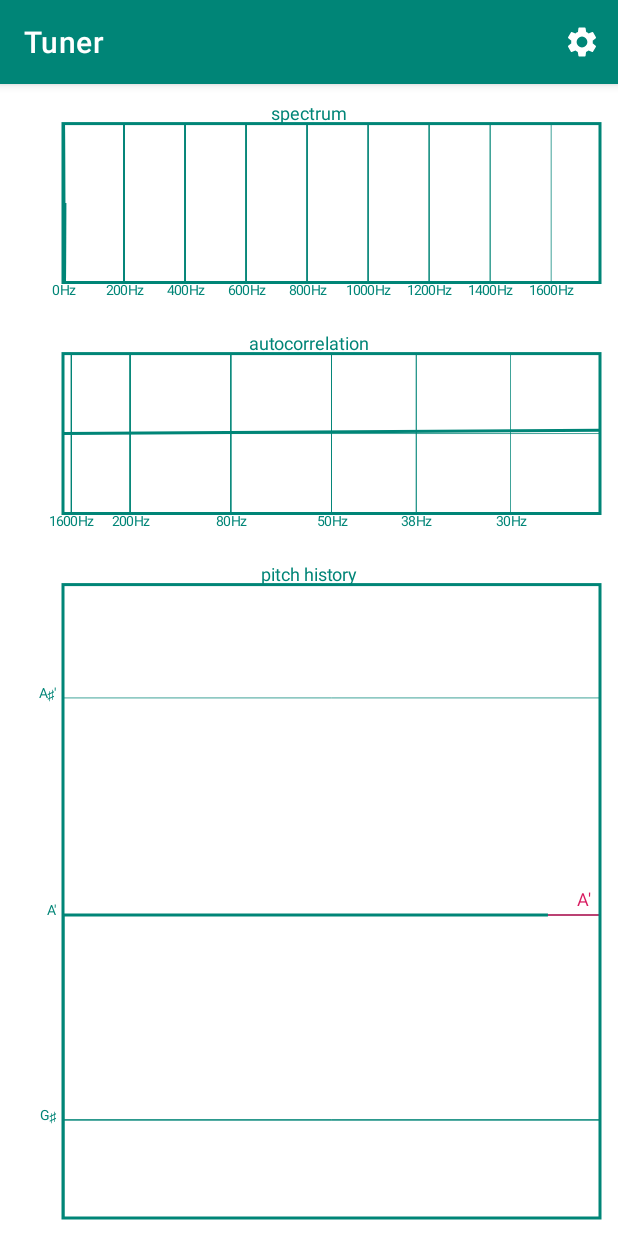
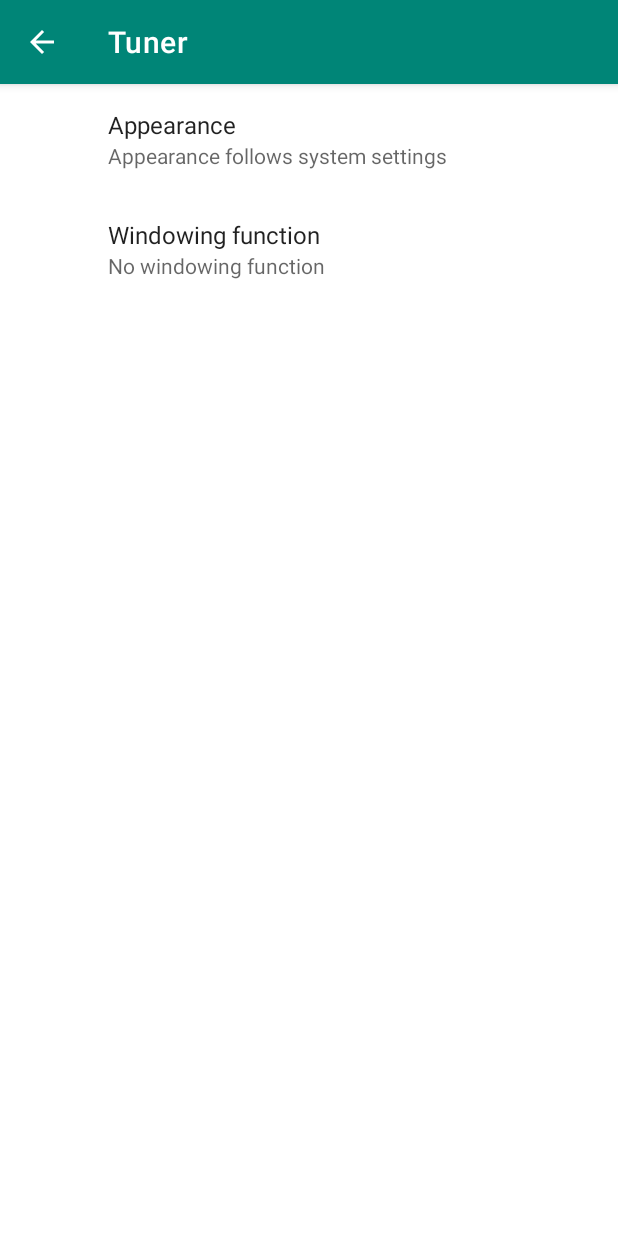
Before and after one commit to thetwom/Tuner, an Android app: the screen it shows after launch (MainActivity), after a tap on "settings", on a phone screen of 412 x 824 dp. Run offline under Robolectric (Android 15) with nearby library versions, the phone set to English and light mode, and no system bars; our stand-ins replace androidx.preference; 3 statements that could not run were skipped.

Commit message:
- Add preferences

```diff
--- a/app/build.gradle
+++ b/app/build.gradle
@@ -31,6 +31,7 @@ dependencies {
     implementation 'androidx.activity:activity:1.2.0-alpha04'
     implementation 'androidx.fragment:fragment-ktx:1.3.0-alpha04'
     implementation 'androidx.constraintlayout:constraintlayout:1.1.3'
+    implementation 'androidx.preference:preference:1.1.1'
     implementation 'com.google.android.material:material:1.2.0-alpha06'
     testImplementation 'junit:junit:4.12'
     androidTestImplementation 'androidx.test.ext:junit:1.1.1'
--- a/app/src/main/java/de/moekadu/tuner/MainActivity.kt
+++ b/app/src/main/java/de/moekadu/tuner/MainActivity.kt
@@ -24,30 +24,38 @@ import android.os.Bundle
 import android.view.Menu
 import android.view.MenuItem
 import android.widget.Toast
+import androidx.appcompat.app.AppCompatDelegate
+import androidx.fragment.app.FragmentManager
+import androidx.preference.PreferenceManager
 
 class MainActivity : AppCompatActivity() {
 
     override fun onCreate(savedInstanceState: Bundle?) {
-        super.onCreate(savedInstanceState)
-        setContentView(R.layout.activity_main)
-        setSupportActionBar(findViewById(R.id.toolbar))
+      super.onCreate(savedInstanceState)
 
-        val tunerFragment = supportFragmentManager.findFragmentById(R.id.main_content)
-        if (tunerFragment == null) {
-            val newTunerFragment = TunerFragment()
-            supportFragmentManager.beginTransaction().replace(R.id.main_content, newTunerFragment).commit()
-        }
-        else {
-            supportFragmentManager.beginTransaction().replace(R.id.main_content, tunerFragment).commit()
-        }
+      val sharedPreferences = PreferenceManager.getDefaultSharedPreferences(this)
+      val nightMode = when(sharedPreferences.getString("appearance", "auto")) {
+        "dark" -> AppCompatDelegate.MODE_NIGHT_YES
+        "light" -> AppCompatDelegate.MODE_NIGHT_NO
+        else -> AppCompatDelegate.MODE_NIGHT_FOLLOW_SYSTEM
+      }
+      AppCompatDelegate.setDefaultNightMode(nightMode)
 
-//        supportFragmentManager.addOnBackStackChangedListener {
-//
-//        }
+      setContentView(R.layout.activity_main)
+      setSupportActionBar(findViewById(R.id.toolbar))
 
+      if(savedInstanceState == null)
+        supportFragmentManager.beginTransaction().replace(R.id.main_content, TunerFragment()).commit()
 
+      setDisplayHomeButton()
+      supportFragmentManager.addOnBackStackChangedListener { setDisplayHomeButton() }
 
     }
+
+  override fun onSupportNavigateUp(): Boolean {
+    supportFragmentManager.popBackStack()
+    return super.onSupportNavigateUp()
+  }
 
     override fun onCreateOptionsMenu(menu: Menu): Boolean {
         menuInflater.inflate(R.menu.toolbar, menu)
@@ -57,7 +65,10 @@ class MainActivity : AppCompatActivity() {
     override fun onOptionsItemSelected(item: MenuItem) = when (item.itemId) {
         R.id.action_settings -> {
             // User chose the "Settings" item, show the app settings UI...
-            Toast.makeText(this, "test", Toast.LENGTH_LONG).show()
+          supportFragmentManager.beginTransaction()
+            .replace(R.id.main_content, SettingsFragment())
+                    .addToBackStack("blub")
+                    .commit();
             true
         }
         else -> {
@@ -67,4 +78,9 @@ class MainActivity : AppCompatActivity() {
         }
     }
 
+      private fun setDisplayHomeButton() {
+        val showDisplayHomeButton = supportFragmentManager.backStackEntryCount > 0
+        supportActionBar?.setDisplayHomeAsUpEnabled(showDisplayHomeButton)
+    }
+
 }
--- /dev/null
+++ b/app/src/main/java/de/moekadu/tuner/SettingsFragment.kt
@@ -0,0 +1,68 @@
+/*
+ * Copyright 2020 Michael Moessner
+ *
+ * This file is part of Tuner.
+ *
+ * Tuner is free software: you can redistribute it and/or modify
+ * it under the terms of the GNU General Public License as published by
+ * the Free Software Foundation, either version 3 of the License, or
+ * (at your option) any later version.
+ *
+ * Tuner is distributed in the hope that it will be useful,
+ * but WITHOUT ANY WARRANTY; without even the implied warranty of
+ * MERCHANTABILITY or FITNESS FOR A PARTICULAR PURPOSE.  See the
+ * GNU General Public License for more details.
+ *
+ * You should have received a copy of the GNU General Public License
+ * along with Tuner.  If not, see <http://www.gnu.org/licenses/>.
+ */
+
+package de.moekadu.tuner
+
+import android.os.Bundle
+import android.view.LayoutInflater
+import android.view.Menu
+import android.view.View
+import android.view.ViewGroup
+import androidx.preference.ListPreference
+import androidx.preference.Preference
+import androidx.preference.PreferenceFragmentCompat
+
+class SettingsFragment : PreferenceFragmentCompat() {
+
+  override fun onCreatePreferences(savedInstanceState: Bundle?, rootKey: String?) {
+    setPreferencesFromResource(R.xml.preferences, rootKey)
+    setHasOptionsMenu(true)
+  }
+
+  override fun onPrepareOptionsMenu(menu : Menu) {
+//        super.onPrepareOptionsMenu(menu)
+    menu.findItem(R.id.action_settings)?.isVisible = false
+  }
+
+  override fun onCreateView(inflater: LayoutInflater, container: ViewGroup?, savedInstanceState: Bundle?): View? {
+
+    val appearance = findPreference("appearance") as ListPreference?
+      ?: throw RuntimeException("No appearance preference")
+
+    appearance.summaryProvider =
+      Preference.SummaryProvider<ListPreference> { preference ->
+        when (preference?.value) {
+          "dark" -> getString(R.string.dark_appearance)
+          "light" -> getString(R.string.light_appearance)
+          else -> getString(R.string.system_appearance)
+        }
+      }
+
+    appearance.setOnPreferenceChangeListener { _, _ ->
+      val act = activity as MainActivity?
+      act?.recreate()
+      true
+    }
+
+    val windowingFunction = findPreference("windowing") as ListPreference?
+    windowingFunction?.summaryProvider = ListPreference.SimpleSummaryProvider.getInstance()
+
+    return super.onCreateView(inflater, container, savedInstanceState)
+  }
+}
--- a/app/src/main/java/de/moekadu/tuner/VolumeMeter.kt
+++ b/app/src/main/java/de/moekadu/tuner/VolumeMeter.kt
@@ -71,8 +71,8 @@ class VolumeMeter(context: Context, attrs: AttributeSet?, defStyleAttr: Int)
             barColor = ta.getColor(R.styleable.VolumeMeter_barColor, Color.BLACK)
             peakMarkerColor = ta.getColor(R.styleable.VolumeMeter_peakMarkerColor, Color.RED)
             peakMarkerSize = ta.getDimension(R.styleable.VolumeMeter_peakMarkerSize, 1.0f)
-            minValue = ta.getFloat(R.styleable.VolumeMeter_min, 0.0f)
-            maxValue = ta.getFloat(R.styleable.VolumeMeter_max, 1.0f)
+            minValue = ta.getFloat(R.styleable.VolumeMeter_volumeMin, 0.0f)
+            maxValue = ta.getFloat(R.styleable.VolumeMeter_volumeMax, 1.0f)
             ta.recycle()
         }
 
--- /dev/null
+++ b/app/src/main/res/values/arrays.xml
@@ -0,0 +1,26 @@
+<?xml version="1.0" encoding="utf-8"?>
+<resources>
+
+    <string-array name="appearanceList">
+        <item>"auto"</item>
+        <item>"dark"</item>
+        <item>"light"</item>
+    </string-array>
+
+    <string-array name="appearanceNames">
+        <item>@string/system_appearance_short</item>
+        <item>@string/dark_appearance_short</item>
+        <item>@string/light_appearance_short</item>
+    </string-array>
+
+    <string-array name="windowingFunctionList">
+        <item>"no_window"</item>
+        <item>"window_hamming"</item>
+    </string-array>
+
+    <string-array name="windowingFunctionNames">
+        <item>@string/no_window</item>
+        <item>@string/window_hamming</item>
+    </string-array>
+
+</resources>
--- a/app/src/main/res/values/strings.xml
+++ b/app/src/main/res/values/strings.xml
@@ -4,4 +4,17 @@
     <string name="hertz">%.0f&#x200A;Hz</string>
     <string name="note_name_sup"> %c<sup><small>%d</small></sup>%s</string>
     <string name="note_name_sub"> %c<sub><small>%d</small></sub>%s</string>
+
+    <string name="windowing_function">Windowing function</string>
+    <string name="window_hamming">Hamming window</string>
+    <string name="no_window">No windowing function</string>
+
+    <string name="appearance">Appearance</string>
+    <string name="dark_appearance">Dark appearance</string>
+    <string name="light_appearance">Light appearance</string>
+    <string name="system_appearance">Appearance follows system settings</string>
+
+    <string name="dark_appearance_short">Dark</string>
+    <string name="light_appearance_short">Light</string>
+    <string name="system_appearance_short">Auto</string>
 </resources>
--- a/app/src/main/res/values/styles.xml
+++ b/app/src/main/res/values/styles.xml
@@ -70,15 +70,15 @@
         <attr name="barColor" format="color"/>
         <attr name="peakMarkerColor" format="color"/>
         <attr name="peakMarkerSize" format="dimension"/>
-        <attr name="min" format="float"/>
-        <attr name="max" format="float"/>"
+        <attr name="volumeMin" format="float"/>
+        <attr name="volumeMax" format="float"/>
     </declare-styleable>
 
     <style name="VolumeMeterStyle">
         <item name="barColor">?attr/colorPrimary</item>
         <item name="peakMarkerColor">?attr/colorSecondary</item>
         <item name="peakMarkerSize">2dp</item>
-        <item name="min">0.0</item>
-        <item name="max">1.0</item>
+        <item name="volumeMin">0.0</item>
+        <item name="volumeMax">1.0</item>
     </style>
 </resources>
--- /dev/null
+++ b/app/src/main/res/xml/preferences.xml
@@ -0,0 +1,25 @@
+<?xml version="1.0" encoding="utf-8"?>
+<PreferenceScreen xmlns:android="http://schemas.android.com/apk/res/android"
+    xmlns:app="http://schemas.android.com/apk/res-auto">
+
+    <ListPreference
+        app:key="appearance"
+        app:title="@string/appearance"
+        android:entries="@array/appearanceNames"
+        android:entryValues="@array/appearanceList"
+        android:dialogTitle="@string/appearance"
+        android:defaultValue="auto"
+        android:summary="@string/system_appearance"
+        />
+
+
+    <ListPreference
+        android:key="windowing"
+        app:title="@string/windowing_function"
+        android:entries="@array/windowingFunctionNames"
+        android:entryValues="@array/windowingFunctionList"
+        android:defaultValue="no_window"
+        android:summary="@string/no_window"
+        />
+
+</PreferenceScreen>
```
Also changed, not shown: app/src/main/java/de/moekadu/tuner/AutocorrelationBasedPitchDetector.kt (+5 -2 lines), app/src/main/java/de/moekadu/tuner/Correlation.kt (+4 -8 lines), app/src/main/java/de/moekadu/tuner/PreprocessorThread.kt (+7 -3 lines), app/src/main/java/de/moekadu/tuner/TunerFragment.kt (+10 -39 lines).
